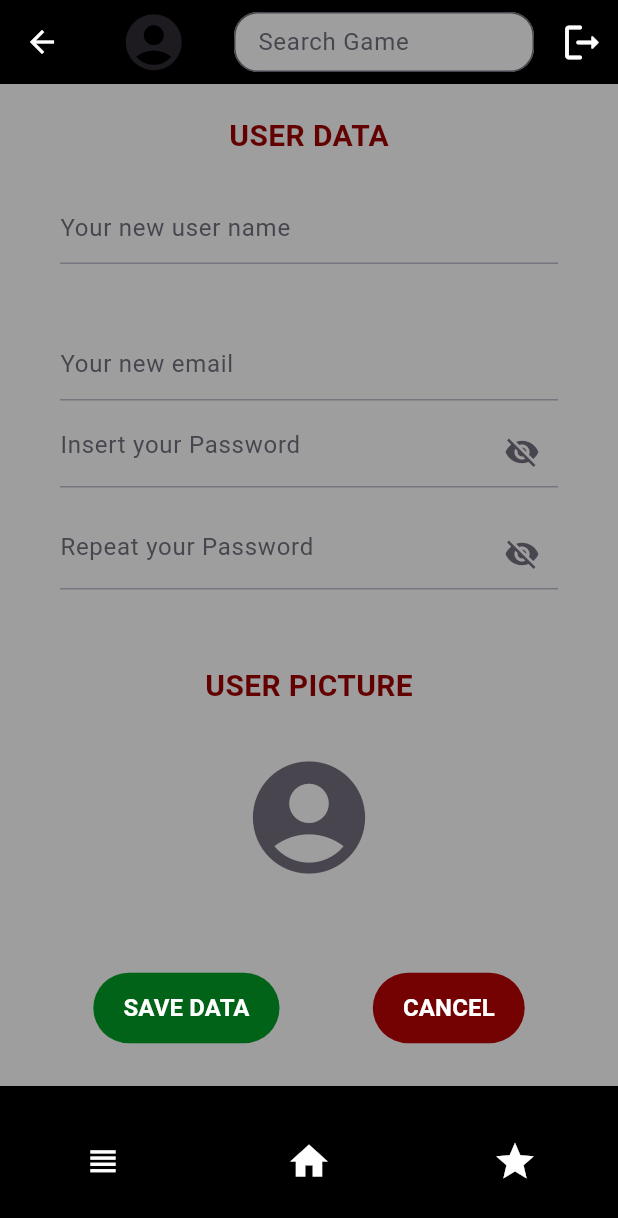
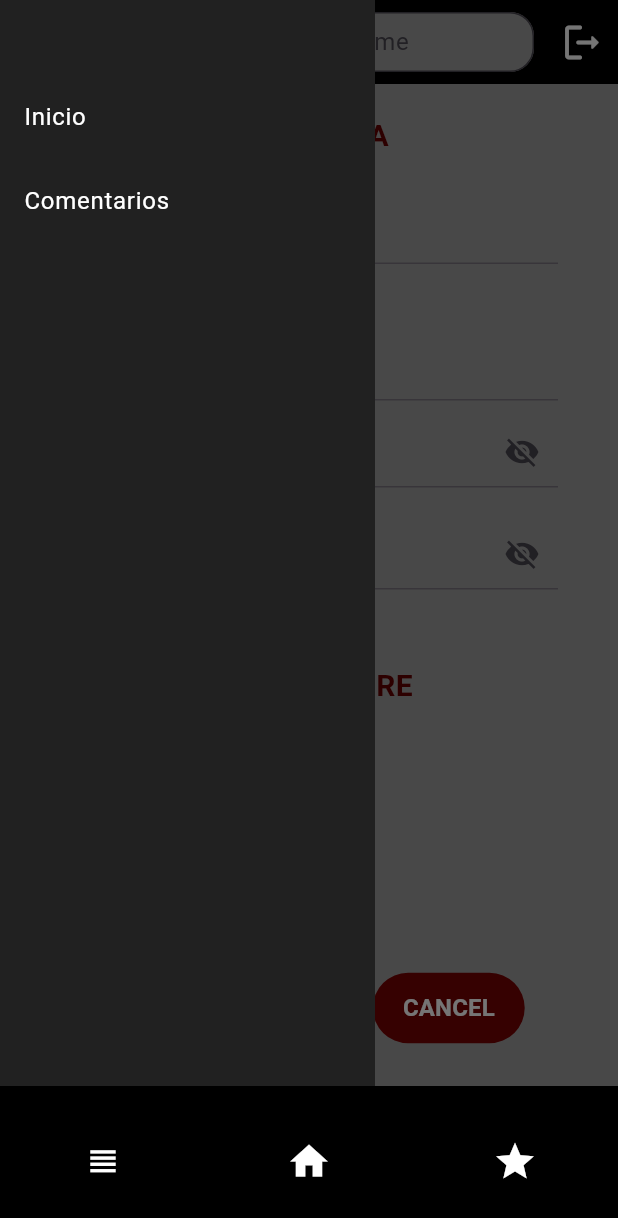
Before and after one commit to KurixDeCuatrocuernos/ProyectoComentarJuegos, a Flutter app: the ProfilePage screen opened by its route, after a tap on the "view headline" icon, on a phone screen of 412 x 824 dp. Shown: the top 1218 px of the screen. Run offline on Flutter 3.47's test engine with Material 3 defaults, Android fonts, the phone set to English and light mode, and no system bars; our stand-ins replace cloud_firestore, firebase_auth, firebase_core, flutter_dotenv, flutter_svg, get and 1 more; accounts and stored records are empty; generated files the repository leaves out were written again; network calls fail; statements that could not run were skipped.

Commit message:
ToolBar, GamePage, HomePage and ProfilePage edited
Added the sidebar to the toolbar and applied the changes to each page

```diff
--- a/lib/components/ToolBar.dart
+++ b/lib/components/ToolBar.dart
@@ -7,7 +7,8 @@ import 'package:get/get_core/src/get_main.dart';
 import '../routes/AppRoutes.dart';
 
 class ToolBar extends StatelessWidget{
-  ToolBar({super.key});
+  final VoidCallback onMenuPressed;
+  ToolBar({super.key, required this.onMenuPressed});
 
 
   @override
@@ -24,7 +25,7 @@ class ToolBar extends StatelessWidget{
             icon: Icon(Icons.view_headline_sharp),
             color: Colors.white,
             iconSize: 25,
-            onPressed: () {  },
+            onPressed: onMenuPressed,
           ),
           IconButton(
               onPressed: () { Get.offAllNamed(Routes.home);},
@@ -33,7 +34,7 @@ class ToolBar extends StatelessWidget{
               iconSize: 30,
           ),
           IconButton(
-            onPressed: () {},
+            onPressed: () { Get.offAllNamed(Routes.comments); },
             icon: Icon(Icons.star),
             iconSize: 30,
             color: Colors.white,
--- a/lib/pages/ProfilePage.dart
+++ b/lib/pages/ProfilePage.dart
@@ -20,8 +20,22 @@ class ProfilePage extends StatefulWidget {
 }
 
 class _ProfilePageState extends State<ProfilePage> {
+
+  bool _isSidebarOpen = false;
+
+  void _toggleSidebar() {
+    setState(() {
+      _isSidebarOpen = !_isSidebarOpen;
+    });
+  }
+
+  void _closeSidebar() {
+    setState(() {
+      _isSidebarOpen = false;
+    });
+  }
+
   AuthController _authController = AuthController();
-
 
   void _signOut() {
     showDialog(
@@ -41,7 +55,7 @@ class _ProfilePageState extends State<ProfilePage> {
               child: Text('Yes'),
               onPressed: () {
                 _authController.signOut();
-                Get.offAllNamed(Routes.login);// Llamar a la función para cerrar sesión
+                Get.offAllNamed(Routes.login);
               },
             ),
           ],
@@ -54,7 +68,7 @@ class _ProfilePageState extends State<ProfilePage> {
   Widget build(BuildContext context) {
     return Scaffold(
       backgroundColor: Colors.grey,
-      bottomNavigationBar: ToolBar(),
+      bottomNavigationBar: ToolBar(onMenuPressed: _toggleSidebar),
       body: Stack(
         children: [
           Column(
@@ -87,6 +101,42 @@ class _ProfilePageState extends State<ProfilePage> {
 
             ],
           ),
+
+          /// BARRA LATERAL + OVERLAY
+          if (_isSidebarOpen)
+            GestureDetector(
+              onTap: _closeSidebar,
+              child: Container(
+                color: Colors.black54, // oscurece el fondo
+                width: double.infinity,
+                height: double.infinity,
+              ),
+            ),
+
+          AnimatedPositioned(
+            duration: Duration(milliseconds: 300),
+            left: _isSidebarOpen ? 0 : -250,
+            top: 0,
+            bottom: 0,
+            child: Container(
+              width: 250,
+              color: Colors.grey[900],
+              child: Column(
+                children: [
+                  SizedBox(height: 50),
+                  ListTile(
+                    title: Text("Inicio", style: TextStyle(color: Colors.white)),
+                    onTap: () => Get.offAllNamed(Routes.home),
+                  ),
+                  ListTile(
+                    title: Text("Comentarios", style: TextStyle(color: Colors.white)),
+                    onTap: () => Get.offAllNamed(Routes.comments),
+                  ),
+                ],
+              ),
+            ),
+          ),
+
           SearchResults(), // Muestra la lista de resultados
         ],
       ),
```
Also changed, not shown: lib/pages/GamePage.dart (+81 -5 lines), lib/pages/HomePage.dart (+59 -17 lines).
